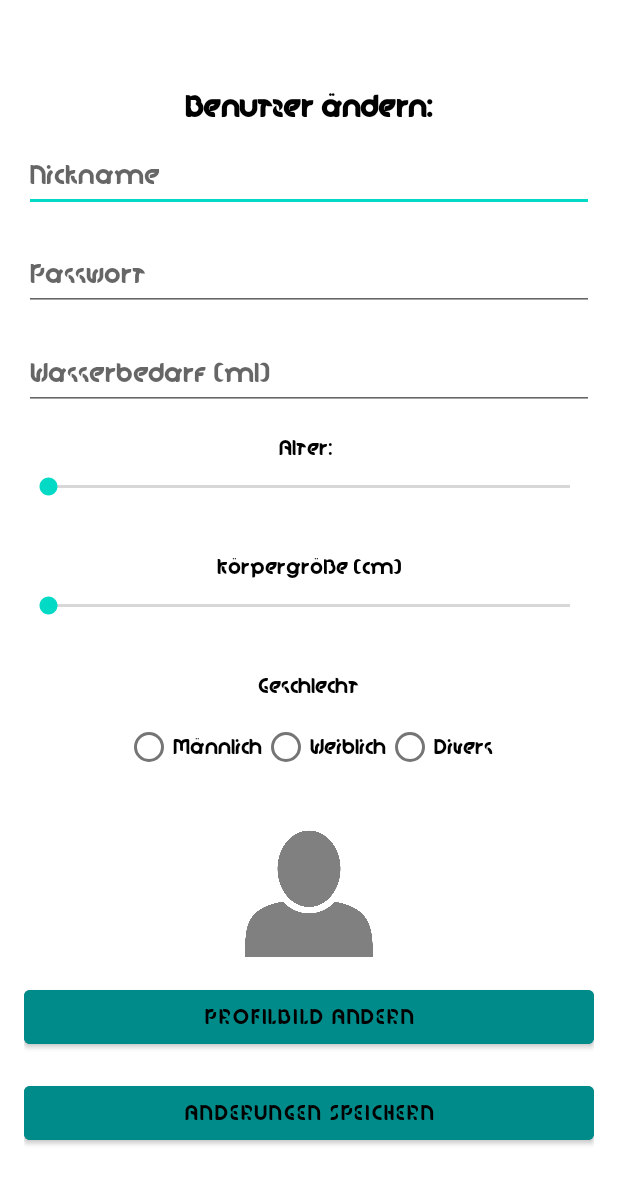
After one commit to Marcinho2107/HydrationTracker, an Android app: the EditUserActivity screen opened directly, with no data from a screen before it, on a phone screen of 412 x 824 dp. The commit adds this screen. Shown: the top 1184 px of the screen. Run offline under Robolectric (Android 15) with nearby library versions, the light colour scheme and no system bars; Roboto replaces fonts that are not available here.

Commit message:
Userdaten änderbar

```diff
--- a/app/src/main/AndroidManifest.xml
+++ b/app/src/main/AndroidManifest.xml
@@ -44,6 +44,10 @@
         </activity>
 
         <activity
+                android:name=".EditUserActivity"
+                android:exported="true"/>
+
+        <activity
             android:name=".MainActivity"
             android:exported="true">
             <intent-filter>
--- /dev/null
+++ b/app/src/main/java/com/example/hydrationtracker_git/EditUserActivity.java
@@ -0,0 +1,184 @@
+package com.example.hydrationtracker_git;
+
+import android.content.Intent;
+import android.graphics.Bitmap;
+import android.graphics.BitmapFactory;
+import android.graphics.Matrix;
+import android.net.Uri;
+import android.os.Bundle;
+import android.provider.MediaStore;
+import android.view.View;
+import android.widget.Button;
+import android.widget.EditText;
+import android.widget.ImageView;
+import android.widget.RadioButton;
+import android.widget.RadioGroup;
+import android.widget.SeekBar;
+import android.widget.TextView;
+import androidx.annotation.Nullable;
+import androidx.appcompat.app.AppCompatActivity;
+import java.io.File;
+import java.io.FileOutputStream;
+import java.io.IOException;
+
+public class EditUserActivity extends AppCompatActivity {
+    private static final int SELECT_PICTURE = 1;
+    private EditText etUsername, etPassword, etWasserbedarf;
+    private SeekBar seekBarAlter, seekBarGroesse;
+    private TextView textViewAlter, textViewGroesse;
+    private RadioGroup radioGroupGeschlecht;
+    private Button btnSaveChanges, btnSelectImage;
+    private ImageView imageViewProfile;
+    private UserPreferences userPreferences;
+    private String username, profileImagePath;
+
+    @Override
+    protected void onCreate(Bundle savedInstanceState) {
+        super.onCreate(savedInstanceState);
+        setContentView(R.layout.activity_edit_user);
+
+        etUsername = findViewById(R.id.etUsername);
+        etPassword = findViewById(R.id.etPassword);
+        etWasserbedarf = findViewById(R.id.etWasserbedarf);
+        seekBarAlter = findViewById(R.id.seekBarAlter);
+        textViewAlter = findViewById(R.id.textViewAlter);
+        seekBarGroesse = findViewById(R.id.seekBarGroesse);
+        textViewGroesse = findViewById(R.id.textViewGroesse);
+        radioGroupGeschlecht = findViewById(R.id.radioGroupGeschlecht);
+        btnSaveChanges = findViewById(R.id.btnSaveChanges);
+        btnSelectImage = findViewById(R.id.btnSelectImage);
+        imageViewProfile = findViewById(R.id.imageViewProfile);
+        userPreferences = new UserPreferences(this);
+
+        // Set SeekBar ranges
+        seekBarAlter.setMin(7);
+        seekBarAlter.setMax(100);
+        seekBarGroesse.setMin(90);
+        seekBarGroesse.setMax(220);
+
+        // Load user data
+        username = getIntent().getStringExtra("username");
+        loadUserData(username);
+
+        // SeekBar listeners
+        seekBarAlter.setOnSeekBarChangeListener(new SeekBar.OnSeekBarChangeListener() {
+            @Override
+            public void onProgressChanged(SeekBar seekBar, int progress, boolean fromUser) {
+                textViewAlter.setText(String.valueOf(progress));
+            }
+
+            @Override
+            public void onStartTrackingTouch(SeekBar seekBar) {}
+
+            @Override
+            public void onStopTrackingTouch(SeekBar seekBar) {}
+        });
+
+        seekBarGroesse.setOnSeekBarChangeListener(new SeekBar.OnSeekBarChangeListener() {
+            @Override
+            public void onProgressChanged(SeekBar seekBar, int progress, boolean fromUser) {
+                textViewGroesse.setText(String.valueOf(progress));
+            }
+
+            @Override
+            public void onStartTrackingTouch(SeekBar seekBar) {}
+
+            @Override
+            public void onStopTrackingTouch(SeekBar seekBar) {}
+        });
+
+        btnSaveChanges.setOnClickListener(new View.OnClickListener() {
+            @Override
+            public void onClick(View v) {
+                saveChanges();
+            }
+        });
+
+        btnSelectImage.setOnClickListener(new View.OnClickListener() {
+            @Override
+            public void onClick(View v) {
+                Intent intent = new Intent(Intent.ACTION_PICK, MediaStore.Images.Media.EXTERNAL_CONTENT_URI);
+                startActivityForResult(intent, SELECT_PICTURE);
+            }
+        });
+    }
+
+    private void loadUserData(String username) {
+        if (username != null) {
+            etUsername.setText(userPreferences.getUsername(username));
+            etPassword.setText(userPreferences.getPassword(username));
+            seekBarAlter.setProgress(userPreferences.getAlter(username));
+            seekBarGroesse.setProgress(userPreferences.getGroesse(username));
+            etWasserbedarf.setText(String.valueOf(userPreferences.getWasserbedarf(username)));
+            profileImagePath = userPreferences.getProfileImagePath(username);
+
+            String geschlecht = userPreferences.getGeschlecht(username);
+            if (geschlecht.equals("Männlich")) {
+                ((RadioButton) findViewById(R.id.rbMale)).setChecked(true);
+            } else if (geschlecht.equals("Weiblich")) {
+                ((RadioButton) findViewById(R.id.rbFemale)).setChecked(true);
+            } else if (geschlecht.equals("Divers")) {
+                ((RadioButton) findViewById(R.id.rbDivers)).setChecked(true);
+            }
+
+            if (profileImagePath != null && !profileImagePath.isEmpty()) {
+                Bitmap bitmap = BitmapFactory.decodeFile(profileImagePath);
+                imageViewProfile.setImageBitmap(bitmap);
+            }
+        }
+    }
+
+    private void saveChanges() {
+        String newUsername = etUsername.getText().toString();
+        String newPassword = etPassword.getText().toString();
+        int newAlter = seekBarAlter.getProgress();
+        int newGroesse = seekBarGroesse.getProgress();
+        int newWasserbedarf = Integer.parseInt(etWasserbedarf.getText().toString());
+        int selectedGeschlechtId = radioGroupGeschlecht.getCheckedRadioButtonId();
+        String newGeschlecht = ((RadioButton) findViewById(selectedGeschlechtId)).getText().toString();
+
+        userPreferences.saveUser(newUsername, newPassword, newAlter, newGroesse, newGeschlecht, profileImagePath);
+        userPreferences.saveWasserbedarf(newUsername, newWasserbedarf);
+
+        Intent intent = new Intent(EditUserActivity.this, UserActivity.class);
+        intent.putExtra("username", newUsername);
+        startActivity(intent);
+        finish();
+    }
+
+    @Override
+    protected void onActivityResult(int requestCode, int resultCode, @Nullable Intent data) {
+        super.onActivityResult(requestCode, resultCode, data);
+        if (requestCode == SELECT_PICTURE && resultCode == RESULT_OK && data != null) {
+            Uri selectedImageUri = data.getData();
+            if (selectedImageUri != null) {
+                try {
+                    Bitmap bitmap = MediaStore.Images.Media.getBitmap(this.getContentResolver(), selectedImageUri);
+                    bitmap = rotateBitmap(bitmap, 90);
+                    imageViewProfile.setImageBitmap(bitmap);
+                    profileImagePath = saveImageToInternalStorage(bitmap);
+                } catch (IOException e) {
+                    e.printStackTrace();
+                }
+            }
+        }
+    }
+
+    private Bitmap rotateBitmap(Bitmap bitmap, int degrees) {
+        Matrix matrix = new Matrix();
+        matrix.postRotate(degrees);
+        return Bitmap.createBitmap(bitmap, 0, 0, bitmap.getWidth(), bitmap.getHeight(), matrix, true);
+    }
+
+    private String saveImageToInternalStorage(Bitmap bitmap) {
+        File directory = getDir("profile_images", MODE_PRIVATE);
+        File imageFile = new File(directory, "profile_image.png");
+        try (FileOutputStream fos = new FileOutputStream(imageFile)) {
+            bitmap.compress(Bitmap.CompressFormat.PNG, 100, fos);
+            return imageFile.getAbsolutePath();
+        } catch (IOException e) {
+            e.printStackTrace();
+            return null;
+        }
+    }
+}
--- a/app/src/main/java/com/example/hydrationtracker_git/RegisterActivity.java
+++ b/app/src/main/java/com/example/hydrationtracker_git/RegisterActivity.java
@@ -143,7 +143,7 @@ public class RegisterActivity extends AppCompatActivity {
                 try {
                     Bitmap bitmap = MediaStore.Images.Media.getBitmap(this.getContentResolver(), selectedImageUri);
                     // Bild um 90 Grad nach rechts drehen
-                    bitmap = rotateBitmap(bitmap, 90);
+                    bitmap = rotateBitmap(bitmap, 270);
                     imageViewProfile.setImageBitmap(bitmap);
                     profileImagePath = saveImageToInternalStorage(bitmap);
                 } catch (IOException e) {
--- a/app/src/main/java/com/example/hydrationtracker_git/UserPreferences.java
+++ b/app/src/main/java/com/example/hydrationtracker_git/UserPreferences.java
@@ -12,7 +12,6 @@ public class UserPreferences {
         preferences = context.getSharedPreferences(PREFS_NAME, Context.MODE_PRIVATE);
     }
 
-    // Überprüfen, ob die Daten korrekt gespeichert werden
     public void saveUser(String username, String password, int alter, int groesse, String geschlecht, String profileImagePath) {
         SharedPreferences.Editor editor = preferences.edit();
         editor.putString(username + "_username", username);
@@ -22,10 +21,8 @@ public class UserPreferences {
         editor.putString(username + "_geschlecht", geschlecht);
         editor.putString(username + "_profile_image_path", profileImagePath);
         editor.apply();
-        // Loggen der gespeicherten Werte zur Überprüfung
         Log.d("UserPreferences", "User gespeichert: " + username);
     }
-
 
     public void saveWasserbedarf(String username, int wasserbedarf) {
         SharedPreferences.Editor editor = preferences.edit();
--- /dev/null
+++ b/app/src/main/res/layout/activity_edit_user.xml
@@ -0,0 +1,168 @@
+<LinearLayout xmlns:android="http://schemas.android.com/apk/res/android"
+    android:layout_width="match_parent"
+    android:layout_height="match_parent"
+    android:orientation="vertical"
+    android:padding="16dp"
+    android:gravity="center">
+
+    <TextView
+        android:layout_width="wrap_content"
+        android:layout_height="wrap_content"
+        android:text="Benutzer ändern:"
+        android:textSize="20sp"
+        android:textStyle="bold"
+        android:gravity="center"
+        android:layout_marginBottom="8dp"
+        android:textColor="@color/colorBlack"
+        android:fontFamily="@font/oblong"/>
+
+    <EditText
+        android:id="@+id/etUsername"
+        android:layout_width="match_parent"
+        android:layout_height="50dp"
+        android:hint="Nickname"
+        android:layout_marginBottom="16dp"
+        android:textColor="@color/colorBlack"
+        android:fontFamily="@font/oblong"/>
+
+    <EditText
+        android:id="@+id/etPassword"
+        android:layout_width="match_parent"
+        android:layout_height="50dp"
+        android:hint="Passwort"
+        android:inputType="textPassword"
+        android:layout_marginBottom="16dp"
+        android:textColor="@color/colorBlack"
+        android:fontFamily="@font/oblong"/>
+
+    <EditText
+        android:id="@+id/etWasserbedarf"
+        android:layout_width="match_parent"
+        android:layout_height="50dp"
+        android:hint="Wasserbedarf (ml)"
+        android:layout_marginBottom="16dp"
+        android:textColor="@color/colorBlack"
+        android:fontFamily="@font/oblong"/>
+
+    <!-- Alter -->
+    <TextView
+        android:layout_width="wrap_content"
+        android:layout_height="wrap_content"
+        android:text="Alter: "
+        android:layout_marginBottom="8dp"
+        android:textColor="@color/colorBlack"
+        android:fontFamily="@font/oblong"/>
+
+    <SeekBar
+        android:id="@+id/seekBarAlter"
+        android:layout_width="match_parent"
+        android:layout_height="wrap_content"
+        android:min="7"
+        android:max="100"
+        android:layout_marginBottom="8dp"
+        android:backgroundTint="@color/colorDarkCyan"/>
+
+    <TextView
+        android:id="@+id/textViewAlter"
+        android:layout_width="wrap_content"
+        android:layout_height="wrap_content"
+        android:text=""
+        android:layout_marginBottom="10dp"
+        android:textColor="@color/colorBlack"
+        android:fontFamily="@font/oblong"/>
+
+    <!-- Körpergröße -->
+    <TextView
+        android:layout_width="wrap_content"
+        android:layout_height="wrap_content"
+        android:text="Körpergröße (cm)"
+        android:layout_marginBottom="8dp"
+        android:textColor="@color/colorBlack"
+        android:fontFamily="@font/oblong"/>
+
+    <SeekBar
+        android:id="@+id/seekBarGroesse"
+        android:layout_width="match_parent"
+        android:layout_height="wrap_content"
+        android:max="220"
+        android:min="90"
+        android:layout_marginBottom="8dp"
+        android:backgroundTint="@color/colorDarkCyan"/>
+
+    <TextView
+        android:id="@+id/textViewGroesse"
+        android:layout_width="wrap_content"
+        android:layout_height="wrap_content"
+        android:text=""
+        android:layout_marginBottom="10dp"
+        android:textColor="@color/colorBlack"
+        android:fontFamily="@font/oblong"/>
+
+    <!-- Geschlecht -->
+    <TextView
+        android:layout_width="wrap_content"
+        android:layout_height="wrap_content"
+        android:text="Geschlecht"
+        android:layout_marginBottom="8dp"
+        android:textColor="@color/colorBlack"
+        android:fontFamily="@font/oblong"/>
+
+    <RadioGroup
+        android:id="@+id/radioGroupGeschlecht"
+        android:layout_width="wrap_content"
+        android:layout_height="wrap_content"
+        android:orientation="horizontal"
+        android:layout_marginBottom="16dp">
+
+        <RadioButton
+            android:id="@+id/rbMale"
+            android:layout_width="wrap_content"
+            android:layout_height="wrap_content"
+            android:text="Männlich"
+            android:textColor="@color/colorBlack"
+            android:fontFamily="@font/oblong"/>
+
+        <RadioButton
+            android:id="@+id/rbFemale"
+            android:layout_width="wrap_content"
+            android:layout_height="wrap_content"
+            android:text="Weiblich"
+            android:textColor="@color/colorBlack"
+            android:fontFamily="@font/oblong"/>
+
+        <RadioButton
+            android:id="@+id/rbDivers"
+            android:layout_width="wrap_content"
+            android:layout_height="wrap_content"
+            android:text="Divers"
+            android:textColor="@color/colorBlack"
+            android:fontFamily="@font/oblong"/>
+    </RadioGroup>
+
+    <ImageView
+        android:id="@+id/imageViewProfile"
+        android:layout_width="100dp"
+        android:layout_height="100dp"
+        android:layout_gravity="center"
+        android:layout_marginBottom="16dp"
+        android:src="@drawable/person_dummy"/>
+
+    <Button
+        android:id="@+id/btnSelectImage"
+        android:layout_width="match_parent"
+        android:layout_height="48dp"
+        android:text="Profilbild ändern"
+        android:layout_marginBottom="16dp"
+        android:backgroundTint="@color/colorDarkCyan"
+        android:textColor="@color/colorBlack"
+        android:fontFamily="@font/oblong"/>
+
+    <Button
+        android:id="@+id/btnSaveChanges"
+        android:layout_width="match_parent"
+        android:layout_height="48dp"
+        android:text="Änderungen speichern"
+        android:backgroundTint="@color/colorDarkCyan"
+        android:textColor="@color/colorBlack"
+        android:fontFamily="@font/oblong"/>
+</LinearLayout>
```
Also changed, not shown: app/src/main/java/com/example/hydrationtracker_git/UserActivity.java (+21 -9 lines), app/src/main/res/layout/activity_user.xml (+10 -0 lines).
